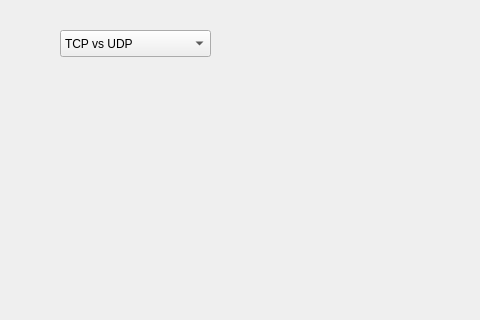
First picture: the form in statwindow.ui, repository AONunan/FinalYearProject, before the edit; both pictures show x 0 to 480 and y 0 to 320 of the 587 by 410 pixel window.
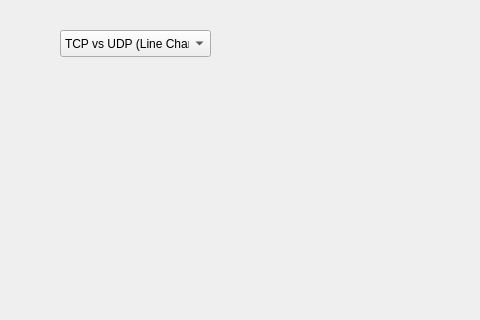
Second picture: the form after the edit.

Commit message: Included TCP vs UDP bar chart

Patch:
```diff
--- a/statwindow.ui
+++ b/statwindow.ui
@@ -24,7 +24,12 @@
    </property>
    <item>
     <property name="text">
-     <string>TCP vs UDP</string>
+     <string>TCP vs UDP (Line Chart)</string>
+    </property>
+   </item>
+   <item>
+    <property name="text">
+     <string>TCP vs UDP (Bar Chart)</string>
     </property>
    </item>
    <item>
```
The commit also changes 2 other files.
